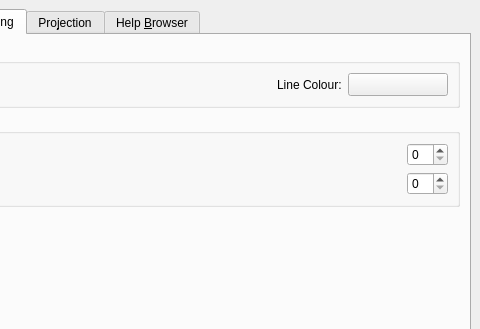
Before: the Qt Designer form branches/advanced_editing_branch/src/ui/qgsoptionsbase.ui in stopa85/Quantum-GIS, drawn with Qt 5; both pictures show x 368 to 848 and y 0 to 329 of the 848 by 506 pixel window.
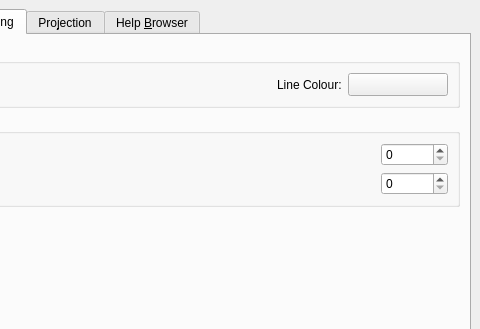
After: the same form once the commit is applied. The open tabs and pages were chosen to show the change. Icons and pictures are not drawn. Custom widgets are drawn as their Qt base class.

```diff
--- a/branches/advanced_editing_branch/src/ui/qgsoptionsbase.ui
+++ b/branches/advanced_editing_branch/src/ui/qgsoptionsbase.ui
@@ -784,7 +784,11 @@
              </spacer>
             </item>
             <item>
-             <widget class="QSpinBox" name="mDefaultSnappingToleranceSpinBox" />
+             <widget class="QSpinBox" name="mDefaultSnappingToleranceSpinBox" >
+              <property name="maximum" >
+               <number>1000000000</number>
+              </property>
+             </widget>
             </item>
            </layout>
           </item>
@@ -817,7 +821,17 @@
              </spacer>
             </item>
             <item>
-             <widget class="QSpinBox" name="mSearchRadiusVertexEditSpinBox" />
+             <widget class="QSpinBox" name="mSearchRadiusVertexEditSpinBox" >
+              <property name="maximum" >
+               <number>1000000000</number>
+              </property>
+              <property name="minimum" >
+               <number>0</number>
+              </property>
+              <property name="value" >
+               <number>0</number>
+              </property>
+             </widget>
             </item>
            </layout>
           </item>
```
